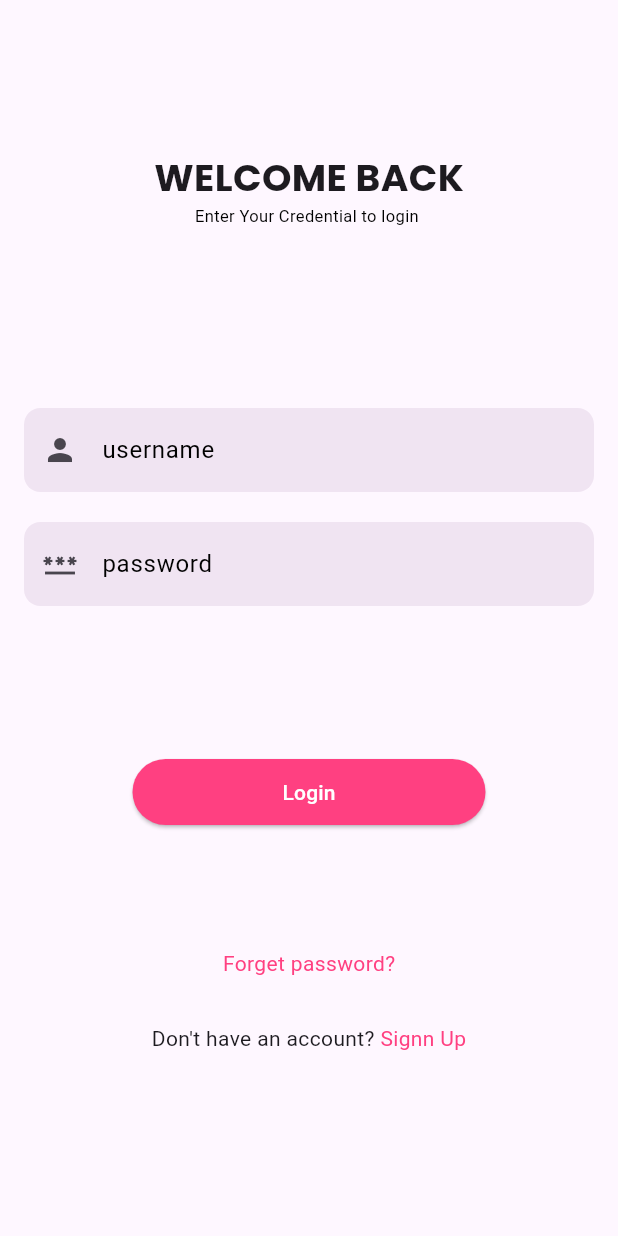
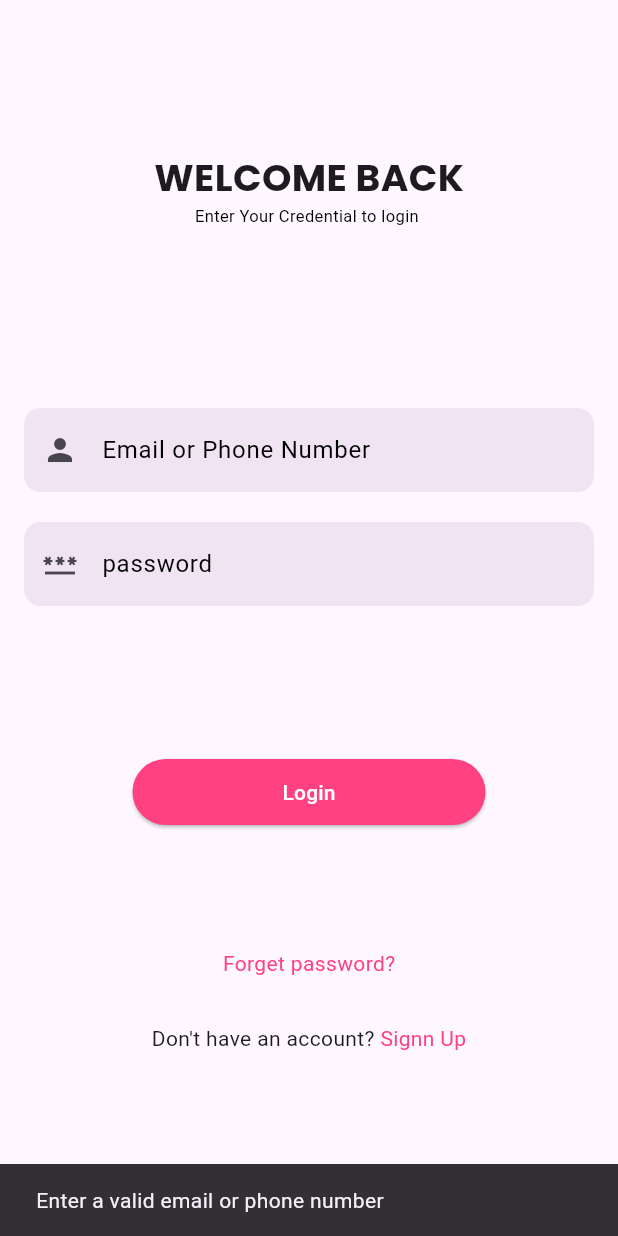
Before and after one commit to aasm0hammad/Expense-Aas-Bloc, a Flutter app: the screen it shows after launch, after a tap on "Login", on a phone screen of 412 x 824 dp. Run offline on Flutter 3.47's test engine with Material 3 defaults, Android fonts, the phone set to English and light mode, and no system bars; our stand-ins replace flutter_bloc, font_awesome_flutter, sqflite; accounts and stored records are empty.

Commit message:
email or phone Number

```diff
--- a/lib/DataBase/local/DbHelper.dart
+++ b/lib/DataBase/local/DbHelper.dart
@@ -90,14 +90,13 @@ class DbHelper {
 
   /// authenticate
   Future<bool> authenticate({
-    String email = '',
+    String email='',
     String phone = '',
     required String password,
-    bool isEmail = true,
+   bool isEmail = false,
   }) async {
     Database db = await getDB();
-    var mData = isEmail
-        ? await db.query(TABLE_USERS,
+    var mData =isEmail? await db.query(TABLE_USERS,
             where: "$COLUNMN_USER_EMAIL=? and $COLUNMN_USER_PASSWORD=?",
             whereArgs: [email, password])
         : await db.query(TABLE_USERS,
--- a/lib/ui/login_signup/login.dart
+++ b/lib/ui/login_signup/login.dart
@@ -1,5 +1,6 @@
 import 'package:ass_expense/routes/app_routes.dart';
 import 'package:ass_expense/ui/BottomNavigationBar_ui/nav_home.dart';
+import 'package:ass_expense/ui/home_page.dart';
 import 'package:ass_expense/ui/login_signup/login/login_bloc.dart';
 import 'package:ass_expense/ui/login_signup/login/login_event.dart';
 import 'package:ass_expense/ui/login_signup/login/login_state.dart';
@@ -16,11 +17,25 @@ class Login extends StatefulWidget {
 
 class _LoginState extends State<Login> {
 
-  TextEditingController emailController = TextEditingController();
+  TextEditingController loginController = TextEditingController();
 
   TextEditingController passController = TextEditingController();
 
   bool isLoading =false;
+  bool isEmailRegExp(String input){
+    final emailRegExp=RegExp(r"^[a-zA-Z0-9._%+-]+@[a-zA-Z0-9.-]+\.[a-zA-Z]{2,}$");
+    return emailRegExp.hasMatch(input);
+  }
+  bool isMobNoRegExp(String input){
+    final mobNo=  RegExp(r"^[6-9]\d{9}$");
+    return mobNo.hasMatch(input);
+  }
+  bool isPass(String input){
+    final pass=RegExp(r'^(?=.*?[A-Z])(?=.*?[a-z])(?=.*?[0-9])(?=.*?[!@#$&*~]).{8,}$');
+    return pass.hasMatch(input);
+  }
+
+
 
   @override
   Widget build(BuildContext context) {
@@ -41,11 +56,11 @@ class _LoginState extends State<Login> {
       SizedBox(
         height: 120,
       ),
-      user("username", Icon(Icons.person), emailController),
+      user("Email or Phone Number", Icon(Icons.person), loginController),
       SizedBox(
         height: 20,
       ),
-      user("password", Icon(Icons.password), passController),
+      user("password", Icon(Icons.password), passController,),
       SizedBox(
         height: 100,
       ),
@@ -68,15 +83,41 @@ class _LoginState extends State<Login> {
             }
             if (state is LoginSuccessState) {
               isLoading=false;
-              Navigator.push(context, MaterialPageRoute(builder: (context)=>NavHomePage()));
+              Navigator.push(context, MaterialPageRoute(builder: (context)=>HomePage()));
               ScaffoldMessenger.of(context).showSnackBar(
                   SnackBar(content: Text("Login Successful")));
             }
           },
           child: ElevatedButton(
-          onPressed: () async
-      {
-       context.read<LoginBloc>().add(AuthenticateUserEvent(email: emailController.text,pass: passController.text,));
+          onPressed: () {
+            String loginInput= loginController.text;
+            String passInput=passController.text;
+
+            String? email;
+            String? mobNo;
+            String pass;
+            bool isEmail=true;
+
+            if(isEmailRegExp(loginInput)){
+              email=loginInput;
+              isEmail=true;
+            }else if(isMobNoRegExp(loginInput)){
+
+              mobNo=loginInput;
+              isEmail=false;
+
+
+            }else{
+              ScaffoldMessenger.of(context).showSnackBar(SnackBar(content: Text("Enter a valid email or phone number")));
+              return;
+            }
+            if(isPass(passInput)){
+              pass=passInput;
+            }else{
+              ScaffoldMessenger.of(context).showSnackBar(SnackBar(content: Text("Enter a valid password")));
+              return;
+            }
+       context.read<LoginBloc>().add(AuthenticateUserEvent(email:email,mobNo:mobNo,pass: passController.text,isEmail: isEmail));
       },
       child: Text("Login"),
       style: ElevatedButton.styleFrom(
--- a/lib/ui/login_signup/login/login_bloc.dart
+++ b/lib/ui/login_signup/login/login_bloc.dart
@@ -9,8 +9,9 @@ class LoginBloc extends Bloc<LoginEvent,LoginState>{
      on<AuthenticateUserEvent>((event,emit)async{
 
        emit(LoginLoadingState());
-       bool check=await dbHelper.authenticate(password: event.pass,email: event.email!,isEmail: event.isEmail,phone: event.mobNo!);
 
+
+       bool check= await dbHelper.authenticate(email:event.email??'',password: event.pass,phone: event.mobNo??'',isEmail: event.isEmail);
        if(check){
          emit(LoginSuccessState());
        }else{
--- a/lib/ui/login_signup/login/login_event.dart
+++ b/lib/ui/login_signup/login/login_event.dart
@@ -4,7 +4,7 @@ class AuthenticateUserEvent extends LoginEvent{
   String? email;
   String? mobNo;
   String pass;
-  bool isEmail;
-  AuthenticateUserEvent({this.email,this.mobNo,required this.pass,this.isEmail=true});
+  bool isEmail=false;
+  AuthenticateUserEvent({ this.email,this.mobNo,required this.pass, required this.isEmail});
 
 }
```
